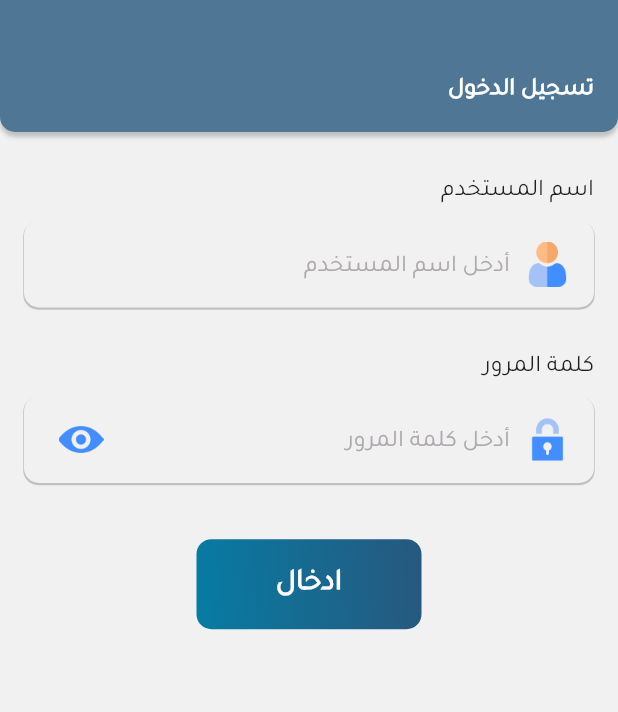
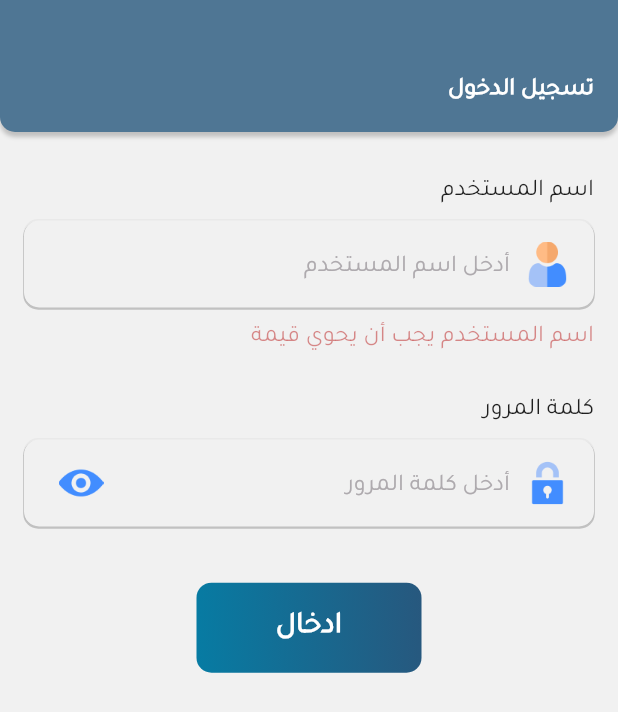
Before and after one commit to saleem72/epsilon_app, a Flutter app: the screen it shows after launch, on a phone screen of 412 x 824 dp. Shown: the top 712 px of the screen. Run offline on Flutter 3.47's test engine with Material 2 defaults, Android fonts, the light colour scheme and no system bars; our stand-ins replace dartz, equatable; generated files the repository leaves out were written again.

Commit message:
adding validation text field

```diff
--- a/lib/core/widgets/app_text_field.dart
+++ b/lib/core/widgets/app_text_field.dart
@@ -6,23 +6,79 @@ import '../styling/assets/app_icons.dart';
 import '../styling/colors/app_colors.dart';
 import '../styling/topology/topology.dart';
 
-class AppTextField extends StatefulWidget {
-  const AppTextField(
-      {super.key,
+class LabledValidateTextFIeld extends StatelessWidget {
+  const LabledValidateTextFIeld({
+    super.key,
     this.controller,
     this.focusNode,
+    this.onHasFocus,
+    this.onLoseFocus,
+    this.errorMessage,
     this.isSecure = false,
     required this.label,
     required this.hint,
     required this.icon,
-      required this.onChange});
+    required this.onChange,
+  });
   final TextEditingController? controller;
   final FocusNode? focusNode;
   final String label;
   final bool isSecure;
   final String hint;
   final String icon;
+  final String? errorMessage;
   final Function(String) onChange;
+  final Function? onHasFocus;
+  final Function? onLoseFocus;
+
+  @override
+  Widget build(BuildContext context) {
+    return Column(
+      crossAxisAlignment: CrossAxisAlignment.start,
+      children: [
+        Text(
+          label,
+          style: Topology.subTitle,
+        ),
+        const SizedBox(height: 10),
+        AppTextField(
+          controller: controller,
+          focusNode: focusNode,
+          isSecure: isSecure,
+          hint: hint,
+          icon: icon,
+          onChange: onChange,
+          errorMessage: errorMessage,
+          onHasFocus: onHasFocus,
+          onLoseFocus: onLoseFocus,
+        ),
+      ],
+    );
+  }
+}
+
+class AppTextField extends StatefulWidget {
+  const AppTextField({
+    super.key,
+    this.controller,
+    this.focusNode,
+    this.onHasFocus,
+    this.onLoseFocus,
+    this.errorMessage,
+    required this.isSecure,
+    required this.hint,
+    required this.icon,
+    required this.onChange,
+  });
+  final TextEditingController? controller;
+  final FocusNode? focusNode;
+  final bool isSecure;
+  final String hint;
+  final String icon;
+  final String? errorMessage;
+  final Function(String) onChange;
+  final Function? onHasFocus;
+  final Function? onLoseFocus;
 
   @override
   State<AppTextField> createState() => _AppTextFieldState();
@@ -42,16 +98,16 @@ class _AppTextFieldState extends State<AppTextField> {
     return Column(
       crossAxisAlignment: CrossAxisAlignment.start,
       children: [
-        Text(
-          widget.label,
-          style: Topology.subTitle,
-        ),
-        const SizedBox(height: 10),
         Container(
           height: 58,
           decoration: BoxDecoration(
             color: AppColors.neutral95,
             boxShadow: [
+              BoxShadow(
+                color: Colors.grey.withOpacity(0.1),
+                offset: const Offset(0, -0.5),
+                spreadRadius: 0.5,
+              ),
               BoxShadow(
                 color: Colors.black.withOpacity(0.2),
                 offset: const Offset(0, 1),
@@ -68,6 +124,18 @@ class _AppTextFieldState extends State<AppTextField> {
                 Padding(
                   padding:
                       const EdgeInsets.symmetric(horizontal: 40, vertical: 8),
+                  child: Focus(
+                    onFocusChange: (value) {
+                      if (value) {
+                        if (widget.onHasFocus != null) {
+                          widget.onHasFocus!();
+                        }
+                      } else {
+                        if (widget.onLoseFocus != null) {
+                          widget.onLoseFocus!();
+                        }
+                      }
+                    },
                     child: TextField(
                       controller: widget.controller,
                       focusNode: widget.focusNode,
@@ -81,6 +149,7 @@ class _AppTextFieldState extends State<AppTextField> {
                           hintText: widget.hint,
                           hintStyle: Topology.subTitle
                               .copyWith(color: AppColors.secondary)),
+                    ),
                   ),
                 ),
                 Row(
@@ -117,6 +186,19 @@ class _AppTextFieldState extends State<AppTextField> {
             ),
           ),
         ),
+        widget.errorMessage != null
+            ? Column(
+                children: [
+                  const SizedBox(height: 10),
+                  Text(
+                    widget.errorMessage!,
+                    style: Topology.subTitle.copyWith(
+                      color: Theme.of(context).colorScheme.error,
+                    ),
+                  ),
+                ],
+              )
+            : const SizedBox.shrink(),
       ],
     );
   }
--- a/lib/features/auth/login_screen/login_screen.dart
+++ b/lib/features/auth/login_screen/login_screen.dart
@@ -15,27 +15,35 @@ class LoginScreen extends StatelessWidget {
   @override
   Widget build(BuildContext context) {
     return Scaffold(
-      backgroundColor: AppColors.navbar,
       // appBar: AppBar(),
       body: Container(
         color: AppColors.neutral95,
         child: Column(
           children: [
             AppNavBar(title: Translator.translation(context).login),
+            Expanded(
+              child: SingleChildScrollView(
+                child: Column(
+                  children: [
                     const SizedBox(height: 30),
                     Padding(
                       padding: const EdgeInsets.symmetric(horizontal: 16),
-              child: AppTextField(
+                      child: LabledValidateTextFIeld(
                         label: Translator.translation(context).user_name,
                         hint: Translator.translation(context).user_name_hint,
+                        errorMessage: Translator.translation(context)
+                            .user_name_validation,
                         icon: AppIcons.user,
                         onChange: (value) {},
+                        onHasFocus: () {
+                          print('user name has focus');
+                        },
                       ),
                     ),
                     const SizedBox(height: 30),
                     Padding(
                       padding: const EdgeInsets.symmetric(horizontal: 16),
-              child: AppTextField(
+                      child: LabledValidateTextFIeld(
                         label: Translator.translation(context).password,
                         hint: Translator.translation(context).password_hint,
                         icon: AppIcons.lock,
@@ -47,23 +55,11 @@ class LoginScreen extends StatelessWidget {
                     GradientButton(
                       onPressed: () {},
                       label: Translator.translation(context).ok_button,
-            )
-
-            // Container(
-            //   decoration: BoxDecoration(
-            //     borderRadius: BorderRadius.circular(80.0),
-            //     gradient: AppColors.gradient,
-            //   ),
-            //   alignment: Alignment.center,
-            //   // constraints: const BoxConstraints(
-            //   //   minWidth: 88.0,
-            //   //   minHeight: 36.0,
-            //   // ),
-            //   child: const Text(
-            //     'OK',
-            //     textAlign: TextAlign.center,
-            //   ),
-            // )
+                    ),
+                  ],
+                ),
+              ),
+            ),
           ],
         ),
       ),
--- a/lib/l10n/app_ar.arb
+++ b/lib/l10n/app_ar.arb
@@ -5,5 +5,6 @@
     "user_name_hint": "أدخل اسم المستخدم",
     "password": "كلمة المرور",
     "password_hint": "أدخل كلمة المرور",
-    "ok_button": "ادخال"
+    "ok_button": "ادخال",
+    "user_name_validation": "اسم المستخدم يجب أن يحوي قيمة"
 }
--- a/lib/l10n/app_en.arb
+++ b/lib/l10n/app_en.arb
@@ -5,5 +5,6 @@
     "user_name_hint": "enter user name",
     "password": "Password",
     "password_hint": "enter password",
-    "ok_button": "Ok"
+    "ok_button": "Ok",
+    "user_name_validation": "user name should has value"
 }
```
Lines whose indentation alone changed are shown as unchanged.
